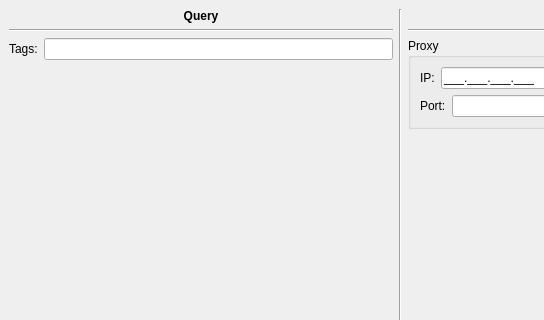
Above: mainwindow.ui from PatriotRossii/EWall before the change; both pictures show x 0 to 544 and y 0 to 320 of the 800 by 600 pixel window. Below: the same form after it.
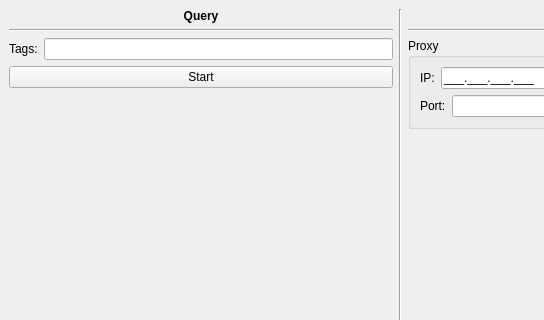
That is the form after the change.

Commit message: Little design updates: Add start button, normal names

The edit to the form file:
```diff
--- a/mainwindow.ui
+++ b/mainwindow.ui
@@ -50,6 +50,13 @@
           </item>
          </layout>
         </item>
+        <item>
+         <widget class="QPushButton" name="start_btn">
+          <property name="text">
+           <string>Start</string>
+          </property>
+         </widget>
+        </item>
         <item>
          <spacer name="verticalSpacer">
           <property name="orientation">
```
Left out of the diff: 6 changed lines with no effect on the pictures.
